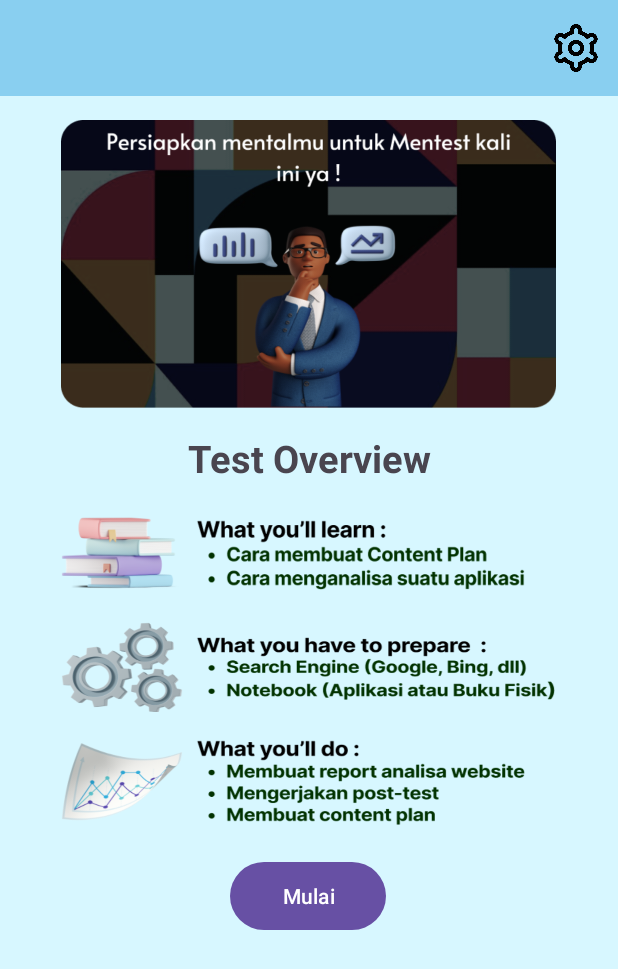
After one commit to Bangkit-Capstone-Psychology-Tools/Mentalk-MD, an Android app: the OverviewActivity screen opened directly, with no data from a screen before it, on a phone screen of 412 x 824 dp. The commit adds this screen. Shown: the top 969 px of the screen. Run offline under Robolectric (Android 15) with nearby library versions, the phone set to English and light mode, and no system bars.

Commit message:
Update 1

```diff
--- a/app/src/main/AndroidManifest.xml
+++ b/app/src/main/AndroidManifest.xml
@@ -12,6 +12,12 @@
         android:supportsRtl="true"
         android:theme="@style/Theme.MentalkApp"
         tools:targetApi="31">
+        <activity
+            android:name=".view.result.ResultActivity"
+            android:exported="false" />
+        <activity
+            android:name=".view.overview.OverviewActivity"
+            android:exported="false" />
         <activity
             android:name=".view.splash.SplashActivity"
             android:exported="true" />
--- /dev/null
+++ b/app/src/main/java/com/example/mentalkapp/view/overview/OverviewActivity.kt
@@ -0,0 +1,12 @@
+package com.example.mentalkapp.view.overview
+
+import androidx.appcompat.app.AppCompatActivity
+import android.os.Bundle
+import com.example.mentalkapp.R
+
+class OverviewActivity : AppCompatActivity() {
+    override fun onCreate(savedInstanceState: Bundle?) {
+        super.onCreate(savedInstanceState)
+        setContentView(R.layout.activity_overview)
+    }
+}
--- /dev/null
+++ b/app/src/main/res/layout/activity_overview.xml
@@ -0,0 +1,87 @@
+<?xml version="1.0" encoding="utf-8"?>
+<androidx.constraintlayout.widget.ConstraintLayout xmlns:android="http://schemas.android.com/apk/res/android"
+    xmlns:tools="http://schemas.android.com/tools"
+    xmlns:app="http://schemas.android.com/apk/res-auto"
+    android:layout_width="match_parent"
+    android:layout_height="match_parent"
+    android:background="@color/cyan"
+    tools:context=".view.overview.OverviewActivity">
+
+    <com.google.android.material.appbar.MaterialToolbar
+        android:id="@+id/toolbar"
+        android:layout_width="match_parent"
+        android:layout_height="wrap_content"
+        android:background="@color/blue"
+        app:titleTextColor="@color/gray"
+        app:layout_constraintTop_toTopOf="parent"
+        app:layout_constraintEnd_toEndOf="parent"
+        app:layout_constraintStart_toStartOf="parent"
+        app:menu="@menu/menu" />
+
+    <ImageView
+        android:id="@+id/overview1"
+        android:layout_width="330dp"
+        android:layout_height="192dp"
+        android:layout_marginTop="16dp"
+        android:background="@drawable/img"
+        app:layout_constraintEnd_toEndOf="parent"
+        app:layout_constraintHorizontal_bias="0.493"
+        app:layout_constraintStart_toStartOf="parent"
+        app:layout_constraintTop_toBottomOf="@id/toolbar" />
+
+    <TextView
+        android:id="@+id/overview_text"
+        android:layout_width="0dp"
+        android:layout_height="wrap_content"
+        android:text="Test Overview"
+        android:textAlignment="center"
+        android:textSize="25sp"
+        android:textStyle="bold"
+        app:layout_constraintTop_toBottomOf="@id/overview1"
+        app:layout_constraintStart_toStartOf="parent"
+        app:layout_constraintEnd_toEndOf="parent"
+        app:layout_constraintHorizontal_bias="0.5"
+        android:layout_marginTop="16dp"/>
+
+    <ImageView
+        android:id="@+id/desc1"
+        android:layout_width="350dp"
+        android:layout_height="60dp"
+        android:layout_marginTop="16dp"
+        android:background="@drawable/img_1"
+        app:layout_constraintEnd_toEndOf="parent"
+        app:layout_constraintStart_toStartOf="parent"
+        app:layout_constraintTop_toBottomOf="@id/overview_text" />
+
+    <ImageView
+        android:id="@+id/desc2"
+        android:layout_width="350dp"
+        android:layout_height="60dp"
+        android:layout_marginTop="16dp"
+        android:background="@drawable/img_2"
+        app:layout_constraintEnd_toEndOf="parent"
+        app:layout_constraintStart_toStartOf="parent"
+        app:layout_constraintTop_toBottomOf="@id/desc1" />
+
+    <ImageView
+        android:id="@+id/desc3"
+        android:layout_width="350dp"
+        android:layout_height="60dp"
+        android:layout_marginTop="16dp"
+        android:background="@drawable/img_3"
+        app:layout_constraintEnd_toEndOf="parent"
+        app:layout_constraintStart_toStartOf="parent"
+        app:layout_constraintTop_toBottomOf="@id/desc2" />
+
+    <Button
+        android:id="@+id/start"
+        android:layout_width="104dp"
+        android:layout_height="53dp"
+        android:layout_marginTop="96dp"
+        android:text="Mulai"
+        app:layout_constraintEnd_toEndOf="parent"
+        app:layout_constraintHorizontal_bias="0.498"
+        app:layout_constraintStart_toStartOf="parent"
+        app:layout_constraintTop_toBottomOf="@id/desc2" />
+
+</androidx.constraintlayout.widget.ConstraintLayout>
--- a/app/src/main/res/values/colors.xml
+++ b/app/src/main/res/values/colors.xml
@@ -6,5 +6,5 @@
     <color name="blue">#89CFF0</color>
     <color name="dark_blue">#0777DA</color>
     <color name="gray">#6F6F70</color>
-    <color name="cyan">#7EDEF6</color>
+    <color name="cyan">#D7F7FF</color>
 </resources>
```
Also changed, not shown: app/src/main/java/com/example/mentalkapp/view/result/ResultActivity.kt (added, +12 -0 lines), app/src/main/res/layout/activity_result.xml (added, +9 -0 lines), app/src/main/res/layout/items.xml (added, +78 -0 lines), app/src/main/res/drawable/img.png (added), app/src/main/res/drawable/img_1.png (added), app/src/main/res/drawable/img_2.png (added), app/src/main/res/drawable/img_3.png (added).
